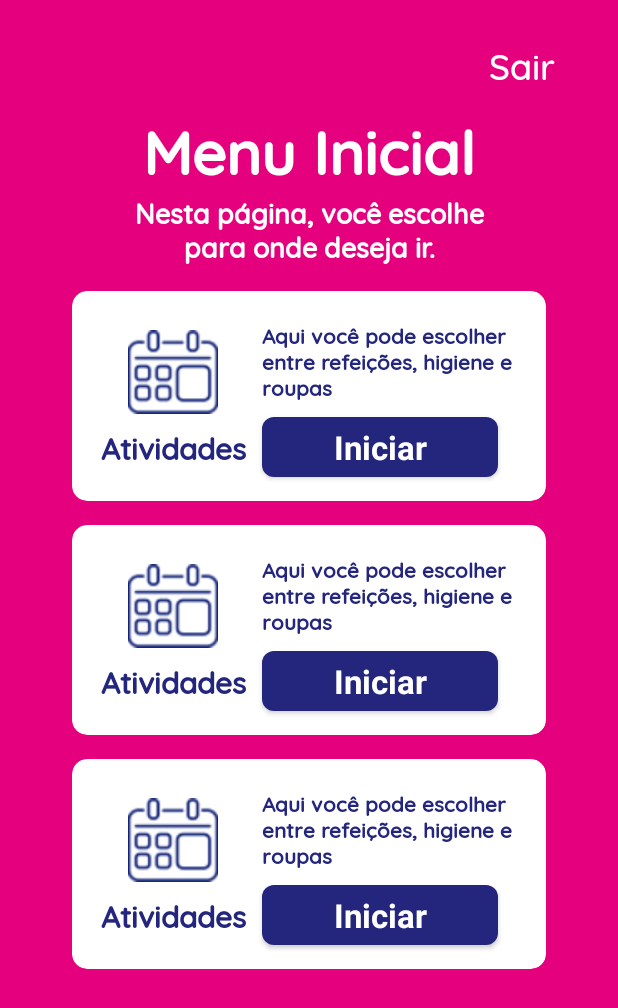
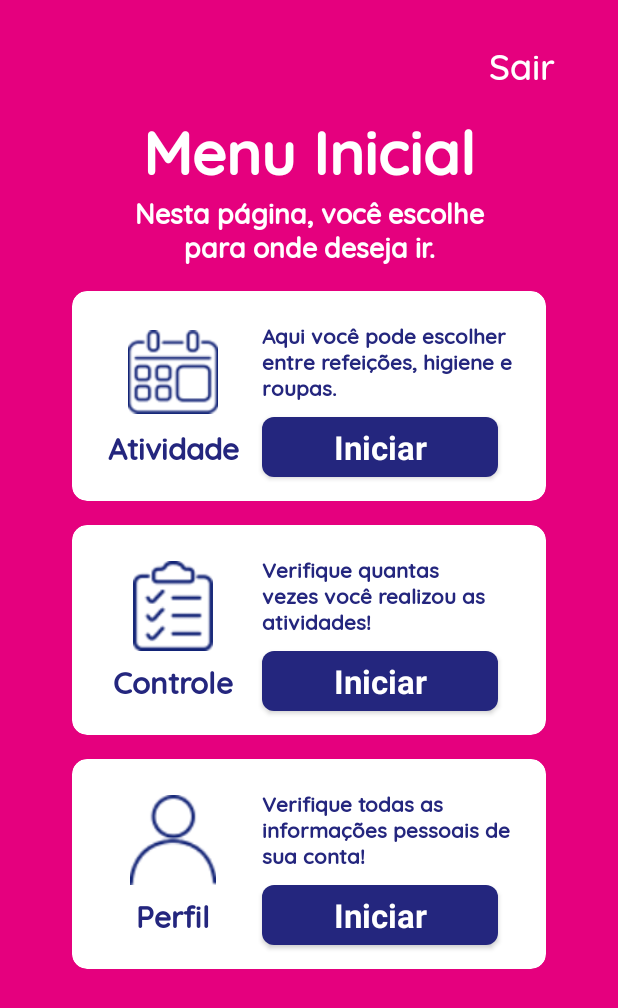
Before and after one commit to thaynnara007/App-CER, an Android app: the MenuActivity screen opened directly, with no data from a screen before it, on a phone screen of 412 x 824 dp. Shown: the top 1008 px of the screen. Run offline under Robolectric (Android 15) with nearby library versions, the phone set to English and light mode, and no system bars.

Commit message:
At cardView, add its own OnClick

```diff
--- a/app/src/main/java/com/example/app_cer/activity/MenuActivity.java
+++ b/app/src/main/java/com/example/app_cer/activity/MenuActivity.java
@@ -5,12 +5,19 @@ import androidx.core.content.res.ResourcesCompat;
 import androidx.recyclerview.widget.LinearLayoutManager;
 import androidx.recyclerview.widget.RecyclerView;
 
+import android.content.Context;
 import android.graphics.Typeface;
 import android.os.Bundle;
+import android.view.View;
 import android.widget.Button;
+import android.widget.Toast;
 
 import com.example.app_cer.R;
 import com.example.app_cer.adapter.OptionAdapter;
+import com.example.app_cer.model.Option;
+
+import java.util.ArrayList;
+import java.util.List;
 
 
 public class MenuActivity extends AppCompatActivity {
@@ -18,6 +25,7 @@ public class MenuActivity extends AppCompatActivity {
     private Button exitButton;
     private Typeface quicksand;
     private RecyclerView recyclerViewOptions;
+    private List<Option> options = new ArrayList<>();
 
     @Override
     protected void onCreate(Bundle savedInstanceState) {
@@ -34,8 +42,58 @@ public class MenuActivity extends AppCompatActivity {
         RecyclerView.LayoutManager layoutManager = new LinearLayoutManager(this);
         recyclerViewOptions.setLayoutManager(layoutManager);
 
-        OptionAdapter adapter = new OptionAdapter();
+        this.generateOptions();
+
+        OptionAdapter adapter = new OptionAdapter(options);
         recyclerViewOptions.setAdapter(adapter);
 
     }
+
+    private void generateOptions(){
+
+        final Context context = getApplicationContext();
+
+        View.OnClickListener onClickListenerActivity = new View.OnClickListener() {
+            @Override
+            public void onClick(View view) {
+                Toast.makeText(context, "Atividade", Toast.LENGTH_SHORT).show();
+            }
+        };
+
+        View.OnClickListener onClickListenerControl = new View.OnClickListener() {
+            @Override
+            public void onClick(View view) {
+                Toast.makeText(context, "CONTROLE", Toast.LENGTH_SHORT).show();
+            }
+        };
+
+        View.OnClickListener onClickListenerProfile = new View.OnClickListener() {
+            @Override
+            public void onClick(View view) {
+                Toast.makeText(context, "Profile", Toast.LENGTH_SHORT).show();
+            }
+        };
+
+        Option optActivity = new Option(
+                "Atividade",
+                "Aqui você pode escolher entre refeições, higiene e roupas.",
+                R.drawable.calendar,
+                onClickListenerActivity);
+
+        Option optControl = new Option(
+                "Controle",
+                "Verifique quantas vezes você realizou as atividades!",
+                R.drawable.clipboard,
+                onClickListenerControl);
+
+        Option optProfile = new Option(
+                "Perfil",
+                "Verifique todas as informações pessoais de sua conta!",
+                R.drawable.blue_profile,
+                onClickListenerProfile);
+
+        this.options.add(optActivity);
+        this.options.add(optControl);
+        this.options.add(optProfile);
+    }
 }
--- a/app/src/main/java/com/example/app_cer/adapter/OptionAdapter.java
+++ b/app/src/main/java/com/example/app_cer/adapter/OptionAdapter.java
@@ -11,8 +11,17 @@ import androidx.annotation.NonNull;
 import androidx.recyclerview.widget.RecyclerView;
 
 import com.example.app_cer.R;
+import com.example.app_cer.model.Option;
+
+import java.util.List;
 
 public class OptionAdapter extends RecyclerView.Adapter<OptionAdapter.MyViewHolder> {
+
+    private List<Option> options;
+
+    public OptionAdapter (List<Option> options){
+        this.options = options;
+    }
 
     public class MyViewHolder extends RecyclerView.ViewHolder{
 
@@ -44,11 +53,16 @@ public class OptionAdapter extends RecyclerView.Adapter<OptionAdapter.MyViewHold
 
     @Override
     public void onBindViewHolder(@NonNull MyViewHolder holder, int position) {
+        Option option = this.options.get(position);
 
+        holder.optionIcon.setImageResource(option.getIcon());
+        holder.optionName.setText(option.getName());
+        holder.optionDescription.setText(option.getDescription());
+        holder.startButton.setOnClickListener(option.getOnClick());
     }
 
     @Override
     public int getItemCount() {
-        return 3;
+        return this.options.size();
     }
 }
--- a/app/src/main/java/com/example/app_cer/model/Option.java
+++ b/app/src/main/java/com/example/app_cer/model/Option.java
@@ -1,18 +1,24 @@
 package com.example.app_cer.model;
 
-import android.widget.Button;
+import android.view.View;
 
 public class Option {
 
     private String name, description;
     private int icon;
-    private Button startButton;
+    private View.OnClickListener onClick;
 
-    public Option(String name, String description, int icon, Button startButton) {
+    public Option(String name, String description, int icon) {
         this.name = name;
         this.description = description;
         this.icon = icon;
-        this.startButton = startButton;
+    }
+
+    public Option(String name, String description, int icon, View.OnClickListener onClick) {
+        this.name = name;
+        this.description = description;
+        this.icon = icon;
+        this.onClick = onClick;
     }
 
     public String getName() {
@@ -39,11 +45,11 @@ public class Option {
         this.icon = icon;
     }
 
-    public Button getStartButton() {
-        return startButton;
+    public View.OnClickListener getOnClick() {
+        return onClick;
     }
 
-    public void setStartButton(Button startButton) {
-        this.startButton = startButton;
+    public void setOnClick(View.OnClickListener onClick) {
+        this.onClick = onClick;
     }
 }
--- a/app/src/main/res/layout/option.xml
+++ b/app/src/main/res/layout/option.xml
@@ -62,6 +62,8 @@
             android:layout_width="0dp"
             android:layout_height="wrap_content"
             android:layout_marginTop="8dp"
+            android:layout_marginEnd="16dp"
+            android:layout_marginRight="16dp"
             android:text="@string/optionActivitiesDescription"
             android:textColor="@color/colorAccent"
             android:textSize="@dimen/smallTextSize"
```
